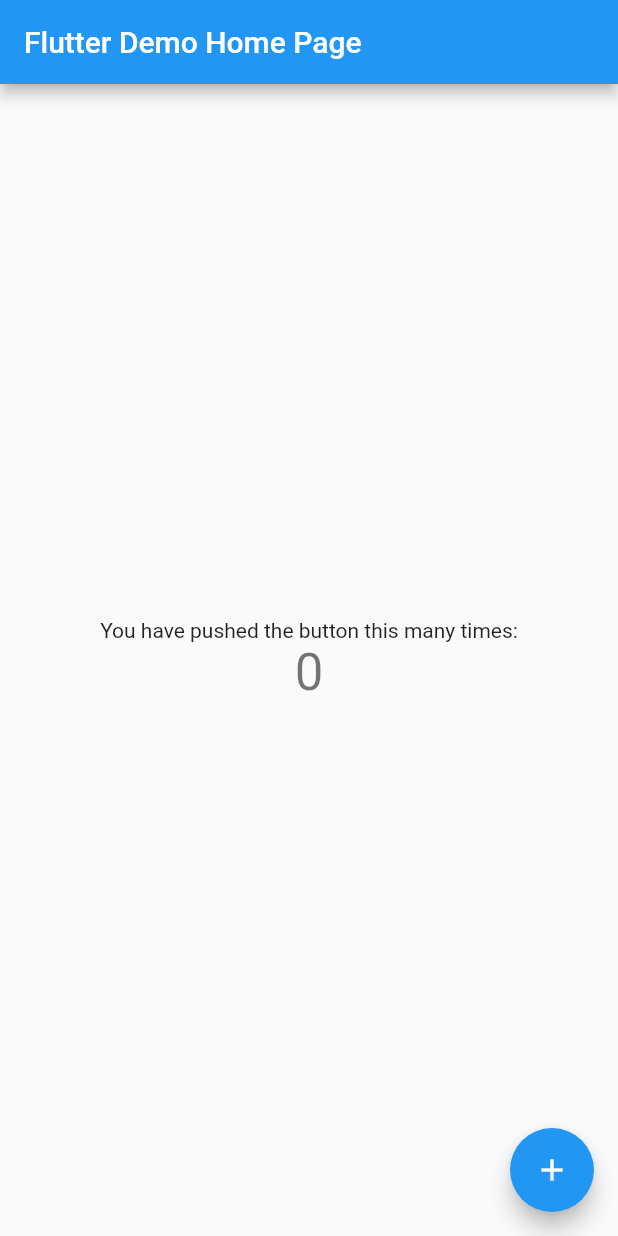
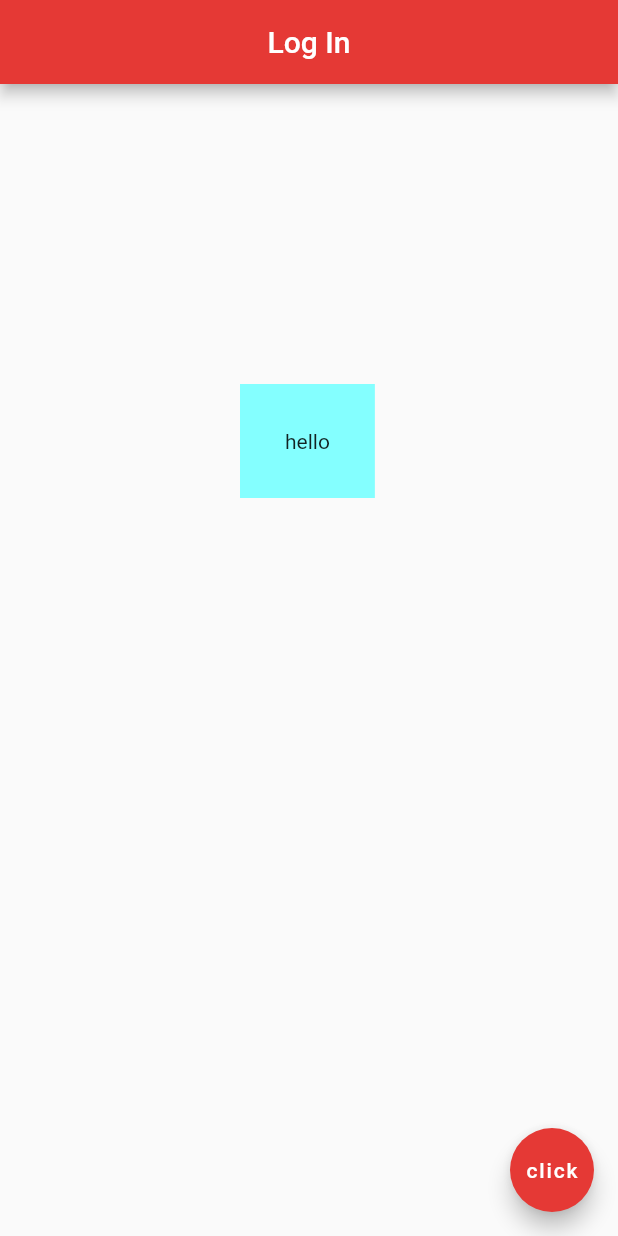
Before and after one commit to AyushPatel454/ASMP_Project, a Flutter app: the screen it shows after launch, on a phone screen of 412 x 824 dp. Run offline on Flutter 3.47's test engine with Material 2 defaults, Android fonts, the phone set to English and light mode, and no system bars.

Commit message:
adding commit buy yaksh. practice flutter..

```diff
--- a/Dev_yaksh/lib/main.dart
+++ b/Dev_yaksh/lib/main.dart
@@ -1,115 +1,33 @@
 import 'package:flutter/material.dart';
 
-void main() {
-  runApp(const MyApp());
-}
+void main() => runApp(MaterialApp(
+  home: Home(),
+));
 
-class MyApp extends StatelessWidget {
-  const MyApp({super.key});
-
-  // This widget is the root of your application.
+class Home extends StatelessWidget {
   @override
   Widget build(BuildContext context) {
-    return MaterialApp(
-      title: 'Flutter Demo',
-      theme: ThemeData(
-        // This is the theme of your application.
-        //
-        // Try running your application with "flutter run". You'll see the
-        // application has a blue toolbar. Then, without quitting the app, try
-        // changing the primarySwatch below to Colors.green and then invoke
-        // "hot reload" (press "r" in the console where you ran "flutter run",
-        // or simply save your changes to "hot reload" in a Flutter IDE).
-        // Notice that the counter didn't reset back to zero; the application
-        // is not restarted.
-        primarySwatch: Colors.blue,
+    return Scaffold(
+      appBar: AppBar(
+        title: Text('Log In'),
+        centerTitle: true,
+        backgroundColor: Colors.red[600],
       ),
-      home: const MyHomePage(title: 'Flutter Demo Home Page'),
+      body:Container(
+        padding:EdgeInsets.all(30),
+        margin: EdgeInsets.symmetric(horizontal: 160,vertical: 200),
+        color: Colors.cyanAccent[100],
+        child: Text('hello'),
+      ),
+
+
+
+
+      floatingActionButton: FloatingActionButton(
+        onPressed: () {  },
+        child: Text('click'),
+        backgroundColor: Colors.red[600],
+      ),
     );
   }
 }
-
-class MyHomePage extends StatefulWidget {
-  const MyHomePage({super.key, required this.title});
-
-  // This widget is the home page of your application. It is stateful, meaning
-  // that it has a State object (defined below) that contains fields that affect
-  // how it looks.
-
-  // This class is the configuration for the state. It holds the values (in this
-  // case the title) provided by the parent (in this case the App widget) and
-  // used by the build method of the State. Fields in a Widget subclass are
-  // always marked "final".
-
-  final String title;
-
-  @override
-  State<MyHomePage> createState() => _MyHomePageState();
-}
-
-class _MyHomePageState extends State<MyHomePage> {
-  int _counter = 0;
-
-  void _incrementCounter() {
-    setState(() {
-      // This call to setState tells the Flutter framework that something has
-      // changed in this State, which causes it to rerun the build method below
-      // so that the display can reflect the updated values. If we changed
-      // _counter without calling setState(), then the build method would not be
-      // called again, and so nothing would appear to happen.
-      _counter++;
-    });
-  }
-
-  @override
-  Widget build(BuildContext context) {
-    // This method is rerun every time setState is called, for instance as done
-    // by the _incrementCounter method above.
-    //
-    // The Flutter framework has been optimized to make rerunning build methods
-    // fast, so that you can just rebuild anything that needs updating rather
-    // than having to individually change instances of widgets.
-    return Scaffold(
-      appBar: AppBar(
-        // Here we take the value from the MyHomePage object that was created by
-        // the App.build method, and use it to set our appbar title.
-        title: Text(widget.title),
-      ),
-      body: Center(
-        // Center is a layout widget. It takes a single child and positions it
-        // in the middle of the parent.
-        child: Column(
-          // Column is also a layout widget. It takes a list of children and
-          // arranges them vertically. By default, it sizes itself to fit its
-          // children horizontally, and tries to be as tall as its parent.
-          //
-          // Invoke "debug painting" (press "p" in the console, choose the
-          // "Toggle Debug Paint" action from the Flutter Inspector in Android
-          // Studio, or the "Toggle Debug Paint" command in Visual Studio Code)
-          // to see the wireframe for each widget.
-          //
-          // Column has various properties to control how it sizes itself and
-          // how it positions its children. Here we use mainAxisAlignment to
-          // center the children vertically; the main axis here is the vertical
-          // axis because Columns are vertical (the cross axis would be
-          // horizontal).
-          mainAxisAlignment: MainAxisAlignment.center,
-          children: <Widget>[
-            const Text(
-              'You have pushed the button this many times:',
-            ),
-            Text(
-              '$_counter',
-              style: Theme.of(context).textTheme.headline4,
-            ),
-          ],
-        ),
-      ),
-      floatingActionButton: FloatingActionButton(
-        onPressed: _incrementCounter,
-        tooltip: 'Increment',
-        child: const Icon(Icons.add),
-      ), // This trailing comma makes auto-formatting nicer for build methods.
-    );
-  }
-}
--- a/Dev_yaksh/pubspec.yaml
+++ b/Dev_yaksh/pubspec.yaml
@@ -63,6 +63,8 @@
   # assets:
   #   - images/a_dot_burr.jpeg
   #   - images/a_dot_ham.jpeg
+  assets:
+    - assets/
 
   # An image asset can refer to one or more resolution-specific "variants", see
   # https://flutter.dev/assets-and-images/#resolution-aware
```
Also changed, not shown: Dev_yaksh/assets/a.jpg (added), Dev_yaksh/assets/b.jpg (added), Dev_yaksh/assets/c.jpg (added), Dev_yaksh/assets/d.jpg (added), Dev_yaksh/assets/e.jpg (added), Dev_yaksh/assets/f.jpg (added), Dev_yaksh/assets/g.jpg (added), Dev_yaksh/assets/h.jpg (added), Dev_yaksh/assets/i.jpg (added), Dev_yaksh/assets/j.jpg (added), 1 other file.
